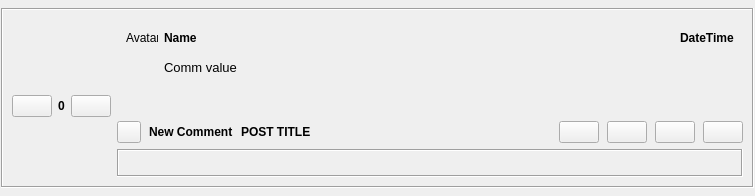
RetroShare/RetroShare, file retroshare-gui/src/gui/feeds/BoardsCommentsItem.ui: the form before one commit.
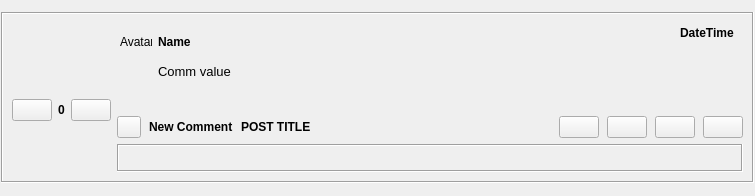
The form after the commit. Custom widgets are drawn as their Qt base class.

Commit message:
Fixing stylsheets and fine tuning for comments feeds
* Fixed Peer Online Feed color issue

The edit to the form file:
```diff
--- a/retroshare-gui/src/gui/feeds/BoardsCommentsItem.ui
+++ b/retroshare-gui/src/gui/feeds/BoardsCommentsItem.ui
@@ -358,9 +358,18 @@
          <string notr="true"/>
         </property>
         <layout class="QGridLayout" name="gridLayout">
+         <property name="leftMargin">
+          <number>3</number>
+         </property>
          <property name="topMargin">
           <number>3</number>
          </property>
+         <property name="rightMargin">
+          <number>9</number>
+         </property>
+         <property name="bottomMargin">
+          <number>0</number>
+         </property>
          <item row="0" column="0">
           <widget class="QLabel" name="avatarLabel">
            <property name="minimumSize">
@@ -429,6 +438,9 @@
            <property name="text">
             <string notr="true">DateTime</string>
            </property>
+           <property name="alignment">
+            <set>Qt::AlignLeading|Qt::AlignLeft|Qt::AlignTop</set>
+           </property>
           </widget>
          </item>
          <item row="1" column="0">
```
The commit also changes 3 other files.
